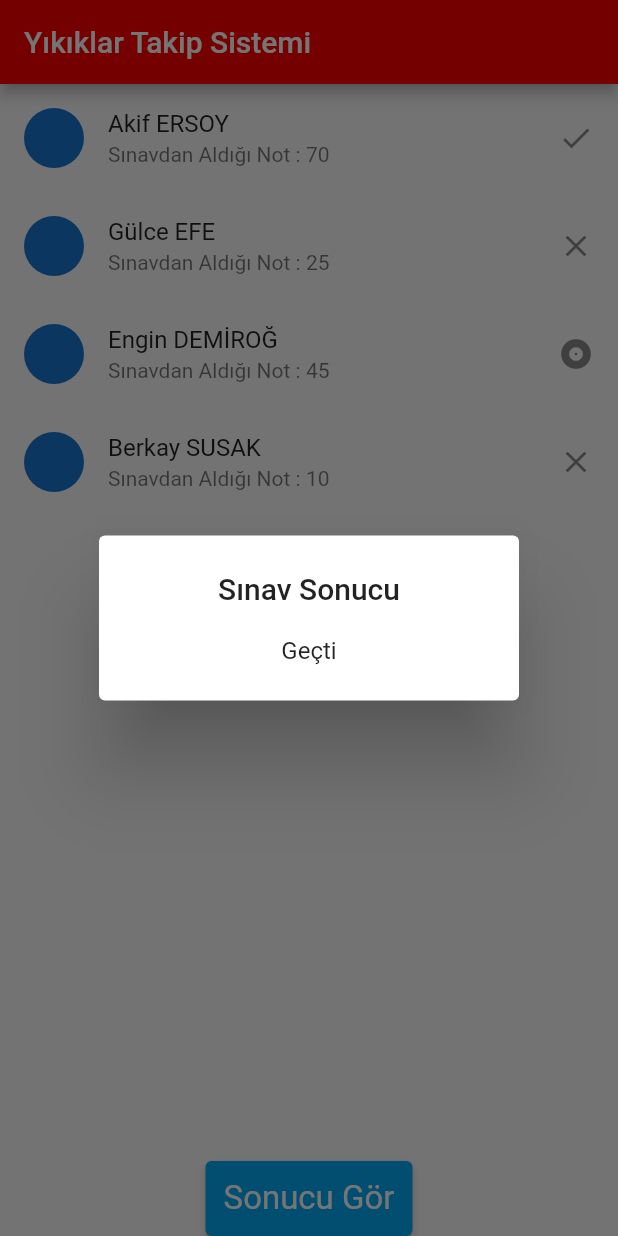
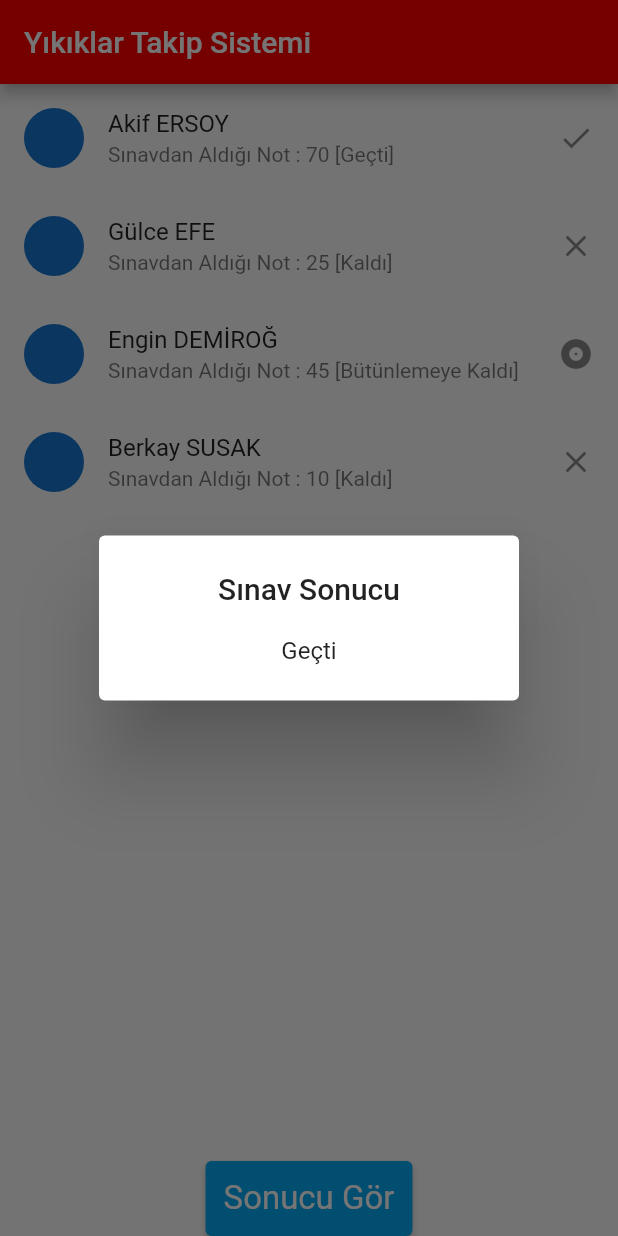
Before and after one commit to OyunErbabi/FlutterEgitimi, a Flutter app: the screen it shows after launch, after a tap on "Sonucu Gör", on a phone screen of 412 x 824 dp. Run offline on Flutter 3.47's test engine with Material 2 defaults, Android fonts, the phone set to English and light mode, and no system bars; network calls fail.

Commit message:
daha fazla saçma kodlar eklendi

```diff
--- a/lib/main.dart
+++ b/lib/main.dart
@@ -71,8 +71,11 @@ class MyApp extends StatelessWidget {
               ),
               title: Text(
                   students[index].firstName + " " + students[index].lastName),
-              subtitle: Text(
-                  "Sınavdan Aldığı Not : " + students[index].grade.toString()),
+              subtitle: Text("Sınavdan Aldığı Not : " +
+                  students[index].grade.toString() +
+                  " [" +
+                  students[index].getStatus +
+                  "]"),
               trailing: buildStatusIcon(students[index].grade),
               onTap: () {
                 print(
--- a/lib/models/student.dart
+++ b/lib/models/student.dart
@@ -13,4 +13,16 @@ class Student {
     status = "Geçti";
     image = _image;
   }
+
+  String get getStatus {
+    String outputText = "";
+    if (grade >= 50) {
+      outputText = "Geçti";
+    } else if (grade >= 40) {
+      outputText = "Bütünlemeye Kaldı";
+    } else {
+      outputText = "Kaldı";
+    }
+    return outputText;
+  }
 }
```
Also changed, not shown: 1 other file.
